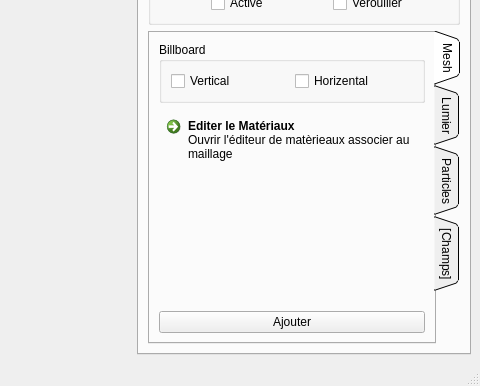
b4n92uid/theball-editor, file sources/interface.ui: the form before one commit; both pictures show x 320 to 800 and y 214 to 600 of the 800 by 600 pixel window.
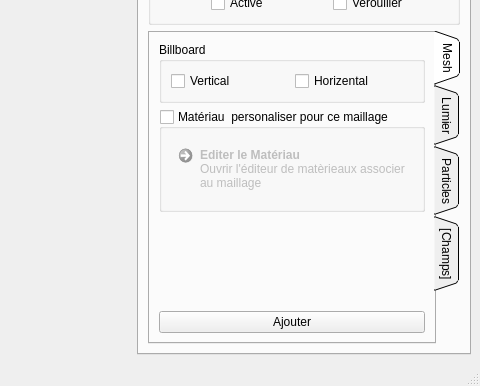
The form after the commit. Icons and pictures are not drawn. Custom widgets are drawn as their Qt base class.

Patch:
```diff
--- a/sources/interface.ui
+++ b/sources/interface.ui
@@ -451,20 +451,32 @@
              </widget>
             </item>
             <item>
+             <widget class="QGroupBox" name="node_mesh_custommat">
+              <property name="title">
+               <string>Matériau  personaliser pour ce maillage</string>
+              </property>
+              <property name="checkable">
+               <bool>true</bool>
+              </property>
+              <property name="checked">
+               <bool>false</bool>
+              </property>
+              <layout class="QVBoxLayout" name="verticalLayout_2">
+               <item>
              <widget class="QCommandLinkButton" name="node_mesh_editmat">
               <property name="text">
-               <string>Editer le Matériaux</string>
+                  <string>Editer le Matériau</string>
               </property>
               <property name="icon">
                <iconset resource="ressource.qrc">
                 <normaloff>:/Medias/medias/pencil.png</normaloff>:/Medias/medias/pencil.png</iconset>
               </property>
-              <property name="checkable">
-               <bool>false</bool>
-              </property>
               <property name="description">
                <string>Ouvrir l'éditeur de matèrieaux associer au maillage</string>
               </property>
+                </widget>
+               </item>
+              </layout>
              </widget>
             </item>
             <item>
```
Lines whose indentation alone changed are shown as unchanged.
